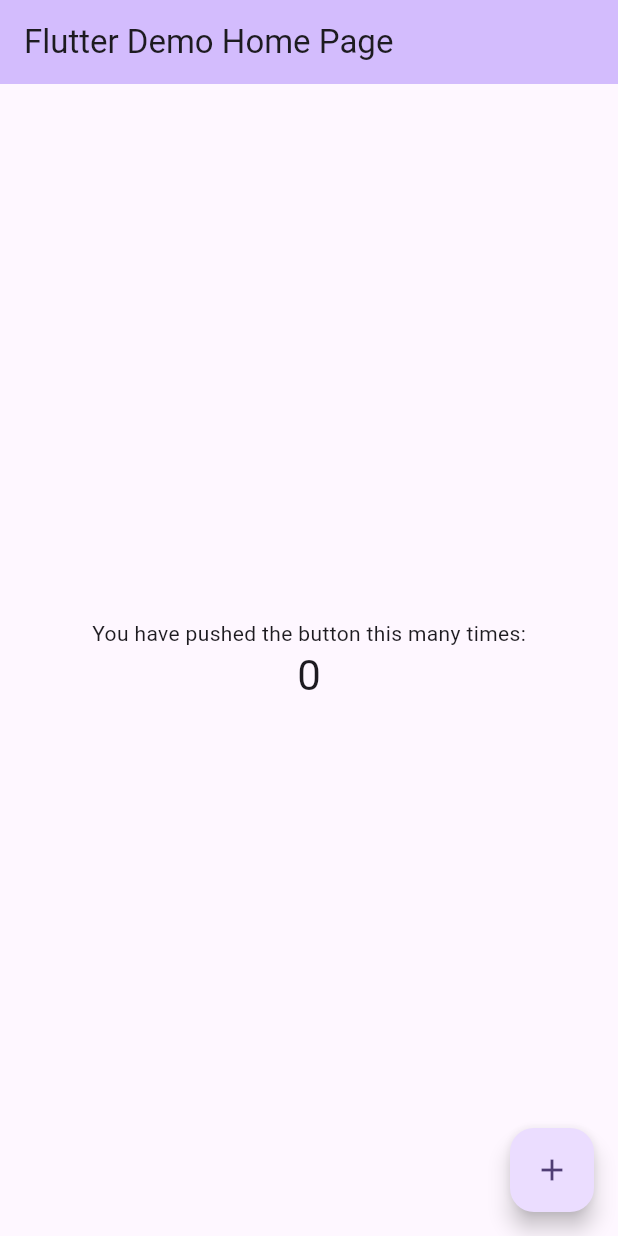
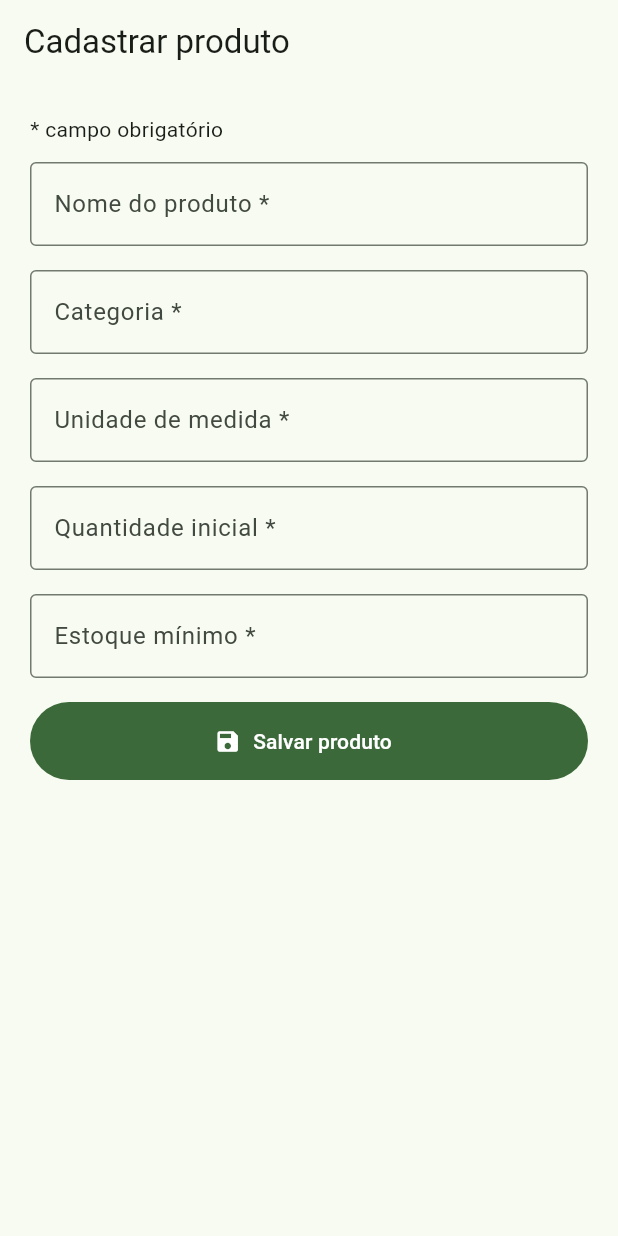
Before and after one commit to nil-valentim/controle-estoque-preco-bom-mvp, a Flutter app: the screen it shows after launch, on a phone screen of 412 x 824 dp. Run offline on Flutter 3.47's test engine with Material 3 defaults, Android fonts, the phone set to English and light mode, and no system bars; our stand-ins replace sqflite; accounts and stored records are empty.

Commit message:
feat: cadastro de produto com validação dos campos obrigatórios

```diff
--- /dev/null
+++ b/lib/data/produto_repositorio.dart
@@ -0,0 +1,20 @@
+import '../models/produto.dart';
+import 'banco_dados.dart';
+
+class ProdutoRepositorio {
+  Future<int> inserir(Produto produto) async {
+    final db = await BancoDados.instancia.banco;
+    return db.insert('produto', produto.toMap());
+  }
+
+  Future<List<Produto>> listar() async {
+    final db = await BancoDados.instancia.banco;
+    final linhas = await db.query(
+      'produto',
+      where: 'ativo = ?',
+      whereArgs: [1],
+      orderBy: 'nome',
+    );
+    return linhas.map(Produto.fromMap).toList();
+  }
+}
--- a/lib/main.dart
+++ b/lib/main.dart
@@ -1,4 +1,8 @@
 import 'package:flutter/material.dart';
+import 'package:provider/provider.dart';
+
+import 'providers/produto_provider.dart';
+import 'screens/cadastro_produto_tela.dart';
 
 void main() {
   runApp(const MyApp());
@@ -7,115 +11,15 @@ void main() {
 class MyApp extends StatelessWidget {
   const MyApp({super.key});
 
-  // This widget is the root of your application.
   @override
   Widget build(BuildContext context) {
-    return MaterialApp(
-      title: 'Flutter Demo',
-      theme: ThemeData(
-        // This is the theme of your application.
-        //
-        // TRY THIS: Try running your application with "flutter run". You'll see
-        // the application has a purple toolbar. Then, without quitting the app,
-        // try changing the seedColor in the colorScheme below to Colors.green
-        // and then invoke "hot reload" (save your changes or press the "hot
-        // reload" button in a Flutter-supported IDE, or press "r" if you used
-        // the command line to start the app).
-        //
-        // Notice that the counter didn't reset back to zero; the application
-        // state is not lost during the reload. To reset the state, use hot
-        // restart instead.
-        //
-        // This works for code too, not just values: Most code changes can be
-        // tested with just a hot reload.
-        colorScheme: .fromSeed(seedColor: Colors.deepPurple),
-      ),
-      home: const MyHomePage(title: 'Flutter Demo Home Page'),
-    );
-  }
-}
-
-class MyHomePage extends StatefulWidget {
-  const MyHomePage({super.key, required this.title});
-
-  // This widget is the home page of your application. It is stateful, meaning
-  // that it has a State object (defined below) that contains fields that affect
-  // how it looks.
-
-  // This class is the configuration for the state. It holds the values (in this
-  // case the title) provided by the parent (in this case the App widget) and
-  // used by the build method of the State. Fields in a Widget subclass are
-  // always marked "final".
-
-  final String title;
-
-  @override
-  State<MyHomePage> createState() => _MyHomePageState();
-}
-
-class _MyHomePageState extends State<MyHomePage> {
-  int _counter = 0;
-
-  void _incrementCounter() {
-    setState(() {
-      // This call to setState tells the Flutter framework that something has
-      // changed in this State, which causes it to rerun the build method below
-      // so that the display can reflect the updated values. If we changed
-      // _counter without calling setState(), then the build method would not be
-      // called again, and so nothing would appear to happen.
-      _counter++;
-    });
-  }
-
-  @override
-  Widget build(BuildContext context) {
-    // This method is rerun every time setState is called, for instance as done
-    // by the _incrementCounter method above.
-    //
-    // The Flutter framework has been optimized to make rerunning build methods
-    // fast, so that you can just rebuild anything that needs updating rather
-    // than having to individually change instances of widgets.
-    return Scaffold(
-      appBar: AppBar(
-        // TRY THIS: Try changing the color here to a specific color (to
-        // Colors.amber, perhaps?) and trigger a hot reload to see the AppBar
-        // change color while the other colors stay the same.
-        backgroundColor: Theme.of(context).colorScheme.inversePrimary,
-        // Here we take the value from the MyHomePage object that was created by
-        // the App.build method, and use it to set our appbar title.
-        title: Text(widget.title),
-      ),
-      body: Center(
-        // Center is a layout widget. It takes a single child and positions it
-        // in the middle of the parent.
-        child: Column(
-          // Column is also a layout widget. It takes a list of children and
-          // arranges them vertically. By default, it sizes itself to fit its
-          // children horizontally, and tries to be as tall as its parent.
-          //
-          // Column has various properties to control how it sizes itself and
-          // how it positions its children. Here we use mainAxisAlignment to
-          // center the children vertically; the main axis here is the vertical
-          // axis because Columns are vertical (the cross axis would be
-          // horizontal).
-          //
-          // TRY THIS: Invoke "debug painting" (choose the "Toggle Debug Paint"
-          // action in the IDE, or press "p" in the console), to see the
-          // wireframe for each widget.
-          mainAxisAlignment: .center,
-          children: [
-            const Text('You have pushed the button this many times:'),
-            Text(
-              '$_counter',
-              style: Theme.of(context).textTheme.headlineMedium,
-            ),
-          ],
-        ),
-      ),
-      floatingActionButton: FloatingActionButton(
-        onPressed: _incrementCounter,
-        tooltip: 'Increment',
-        child: const Icon(Icons.add),
+    return ChangeNotifierProvider(
+      create: (_) => ProdutoProvider(),
+      child: MaterialApp(
+        title: 'Controle de Estoque — Preço Bom',
+        debugShowCheckedModeBanner: false,
+        theme: ThemeData(colorSchemeSeed: Colors.green, useMaterial3: true),
+        home: const CadastroProdutoTela(),
       ),
     );
   }
--- /dev/null
+++ b/lib/models/produto.dart
@@ -0,0 +1,47 @@
+class Produto {
+  final int? id;
+  final String nome;
+  final String categoria;
+  final int quantidadeEstoque;
+  final String unidadeMedida;
+  final String? dataValidade;
+  final int estoqueMinimo;
+  final bool ativo;
+
+  Produto({
+    this.id,
+    required this.nome,
+    required this.categoria,
+    required this.quantidadeEstoque,
+    required this.unidadeMedida,
+    this.dataValidade,
+    required this.estoqueMinimo,
+    this.ativo = true,
+  });
+
+  Map<String, Object?> toMap() {
+    return {
+      if (id != null) 'id_produto': id,
+      'nome': nome,
+      'categoria': categoria,
+      'quantidade_estoque': quantidadeEstoque,
+      'unidade_medida': unidadeMedida,
+      'data_validade': dataValidade,
+      'estoque_minimo': estoqueMinimo,
+      'ativo': ativo ? 1 : 0,
+    };
+  }
+
+  factory Produto.fromMap(Map<String, Object?> mapa) {
+    return Produto(
+      id: mapa['id_produto'] as int?,
+      nome: mapa['nome'] as String,
+      categoria: mapa['categoria'] as String,
+      quantidadeEstoque: mapa['quantidade_estoque'] as int,
+      unidadeMedida: mapa['unidade_medida'] as String,
+      dataValidade: mapa['data_validade'] as String?,
+      estoqueMinimo: mapa['estoque_minimo'] as int,
+      ativo: (mapa['ativo'] as int) == 1,
+    );
+  }
+}
--- /dev/null
+++ b/lib/providers/produto_provider.dart
@@ -0,0 +1,37 @@
+import 'package:flutter/foundation.dart';
+
+import '../models/produto.dart';
+import '../services/produto_servico.dart';
+
+class ProdutoProvider extends ChangeNotifier {
+  final ProdutoServico _servico;
+
+  ProdutoProvider({ProdutoServico? servico})
+      : _servico = servico ?? ProdutoServico();
+
+  List<Produto> _produtos = [];
+  List<Produto> get produtos => List.unmodifiable(_produtos);
+
+  Future<void> carregar() async {
+    _produtos = await _servico.listar();
+    notifyListeners();
+  }
+
+  Future<String?> cadastrar({
+    required String nome,
+    required String categoria,
+    required String unidadeMedida,
+    required String quantidadeInicial,
+    required String estoqueMinimo,
+  }) async {
+    final erro = await _servico.cadastrar(
+      nome: nome,
+      categoria: categoria,
+      unidadeMedida: unidadeMedida,
+      quantidadeInicial: quantidadeInicial,
+      estoqueMinimo: estoqueMinimo,
+    );
+    if (erro == null) await carregar();
+    return erro;
+  }
+}
--- /dev/null
+++ b/lib/screens/cadastro_produto_tela.dart
@@ -0,0 +1,113 @@
+import 'package:flutter/material.dart';
+import 'package:provider/provider.dart';
+
+import '../providers/produto_provider.dart';
+
+class CadastroProdutoTela extends StatefulWidget {
+  const CadastroProdutoTela({super.key});
+
+  @override
+  State<CadastroProdutoTela> createState() => _CadastroProdutoTelaState();
+}
+
+class _CadastroProdutoTelaState extends State<CadastroProdutoTela> {
+  final _nome = TextEditingController();
+  final _categoria = TextEditingController();
+  final _unidade = TextEditingController();
+  final _quantidade = TextEditingController();
+  final _minimo = TextEditingController();
+  String? _erro;
+
+  @override
+  void dispose() {
+    _nome.dispose();
+    _categoria.dispose();
+    _unidade.dispose();
+    _quantidade.dispose();
+    _minimo.dispose();
+    super.dispose();
+  }
+
+  Future<void> _salvar() async {
+    final erro = await context.read<ProdutoProvider>().cadastrar(
+          nome: _nome.text,
+          categoria: _categoria.text,
+          unidadeMedida: _unidade.text,
+          quantidadeInicial: _quantidade.text,
+          estoqueMinimo: _minimo.text,
+        );
+    if (!mounted) return;
+    setState(() => _erro = erro);
+    if (erro == null) {
+      _nome.clear();
+      _categoria.clear();
+      _unidade.clear();
+      _quantidade.clear();
+      _minimo.clear();
+      ScaffoldMessenger.of(context).showSnackBar(
+        const SnackBar(content: Text('Produto cadastrado com sucesso')),
+      );
+    }
+  }
+
+  Widget _campo(String rotulo, TextEditingController controlador,
+      {bool numerico = false}) {
+    return Padding(
+      padding: const EdgeInsets.only(bottom: 16),
+      child: TextField(
+        controller: controlador,
+        keyboardType: numerico ? TextInputType.number : TextInputType.text,
+        decoration: InputDecoration(
+          labelText: rotulo,
+          border: const OutlineInputBorder(),
+        ),
+      ),
+    );
+  }
+
+  @override
+  Widget build(BuildContext context) {
+    return Scaffold(
+      appBar: AppBar(title: const Text('Cadastrar produto')),
+      body: SingleChildScrollView(
+        padding: const EdgeInsets.all(20),
+        child: Column(
+          crossAxisAlignment: CrossAxisAlignment.stretch,
+          children: [
+            const Text('* campo obrigatório'),
+            const SizedBox(height: 12),
+            _campo('Nome do produto *', _nome),
+            _campo('Categoria *', _categoria),
+            _campo('Unidade de medida *', _unidade),
+            _campo('Quantidade inicial *', _quantidade, numerico: true),
+            _campo('Estoque mínimo *', _minimo, numerico: true),
+            if (_erro != null)
+              Padding(
+                padding: const EdgeInsets.only(bottom: 16),
+                child: Row(
+                  children: [
+                    const Icon(Icons.error_outline, color: Colors.red),
+                    const SizedBox(width: 8),
+                    Expanded(
+                      child: Text(
+                        _erro!,
+                        style: const TextStyle(color: Colors.red),
+                      ),
+                    ),
+                  ],
+                ),
+              ),
+            FilledButton.icon(
+              onPressed: _salvar,
+              icon: const Icon(Icons.save),
+              label: const Text('Salvar produto'),
+              style: FilledButton.styleFrom(
+                minimumSize: const Size.fromHeight(52),
+              ),
+            ),
+          ],
+        ),
+      ),
+    );
+  }
+}
--- /dev/null
+++ b/lib/services/produto_servico.dart
@@ -0,0 +1,64 @@
+
+import '../data/produto_repositorio.dart';
+import '../models/produto.dart';
+
+class ProdutoServico {
+  final ProdutoRepositorio _repositorio;
+
+  ProdutoServico({ProdutoRepositorio? repositorio})
+      : _repositorio = repositorio ?? ProdutoRepositorio();
+
+  String? validar({
+    required String nome,
+    required String categoria,
+    required String unidadeMedida,
+    required String quantidadeInicial,
+    required String estoqueMinimo,
+  }) {
+    if (nome.trim().isEmpty) return 'Informe o nome do produto.';
+    if (categoria.trim().isEmpty) return 'Informe a categoria.';
+    if (unidadeMedida.trim().isEmpty) return 'Informe a unidade de medida.';
+
+    final quantidade = int.tryParse(quantidadeInicial.trim());
+    if (quantidade == null || quantidade < 0) {
+      return 'Informe uma quantidade inicial válida, sem números negativos.';
+    }
+
+    final minimo = int.tryParse(estoqueMinimo.trim());
+    if (minimo == null || minimo < 0) {
+      return 'Informe um estoque mínimo igual ou maior que zero.';
+    }
+
+    return null;
+  }
+
+  Future<String?> cadastrar({
+    required String nome,
+    required String categoria,
+    required String unidadeMedida,
+    required String quantidadeInicial,
+    required String estoqueMinimo,
+  }) async {
+    final erro = validar(
+      nome: nome,
+      categoria: categoria,
+      unidadeMedida: unidadeMedida,
+      quantidadeInicial: quantidadeInicial,
+      estoqueMinimo: estoqueMinimo,
+    );
+    if (erro != null) return erro;
+
+    await _repositorio.inserir(
+      Produto(
+        nome: nome.trim(),
+        categoria: categoria.trim(),
+        quantidadeEstoque: int.parse(quantidadeInicial.trim()),
+        unidadeMedida: unidadeMedida.trim(),
+        estoqueMinimo: int.parse(estoqueMinimo.trim()),
+      ),
+    );
+    return null;
+  }
+
+  Future<List<Produto>> listar() => _repositorio.listar();
+}
```
